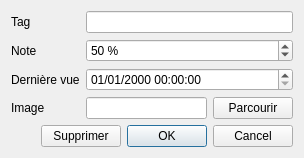
Bionus/imgbrd-grabber, file src/favoritewindow.ui: the form before one commit.
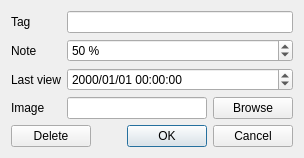
The form after the commit. Icons and pictures are not drawn.

Commit message: English in FavoriteWindow

```diff
--- a/src/favoritewindow.ui
+++ b/src/favoritewindow.ui
@@ -7,7 +7,7 @@
     <x>0</x>
     <y>0</y>
     <width>304</width>
-    <height>152</height>
+    <height>154</height>
    </rect>
   </property>
   <property name="sizePolicy">
@@ -71,14 +71,14 @@
         <string>Dernière fois que vous avez cliqué sur &quot;Marquer comme vu&quot;.</string>
        </property>
        <property name="text">
-        <string>Dernière vue</string>
+        <string>Last view</string>
        </property>
       </widget>
      </item>
      <item row="2" column="1">
       <widget class="QDateTimeEdit" name="lastViewedDateTimeEdit">
        <property name="displayFormat">
-        <string>dd/MM/yyyy HH:mm:ss</string>
+        <string>yyyy/MM/dd HH:mm:ss</string>
        </property>
       </widget>
      </item>
@@ -110,7 +110,7 @@
        <item>
         <widget class="QPushButton" name="openButton">
          <property name="text">
-          <string>Parcourir</string>
+          <string>Browse</string>
          </property>
         </widget>
        </item>
@@ -120,6 +120,13 @@
    </item>
    <item>
     <layout class="QHBoxLayout" name="horizontalLayout_2">
+     <item>
+      <widget class="QPushButton" name="buttonRemove">
+       <property name="text">
+        <string>Delete</string>
+       </property>
+      </widget>
+     </item>
      <item>
       <spacer name="horizontalSpacer">
        <property name="orientation">
@@ -133,13 +140,6 @@
        </property>
       </spacer>
      </item>
-     <item>
-      <widget class="QPushButton" name="buttonRemove">
-       <property name="text">
-        <string>Supprimer</string>
-       </property>
-      </widget>
-     </item>
      <item>
       <widget class="QDialogButtonBox" name="buttonBox">
        <property name="orientation">
```
Left out of the diff: 10 changed lines with no effect on the pictures. The commit also changes 1 other file.
